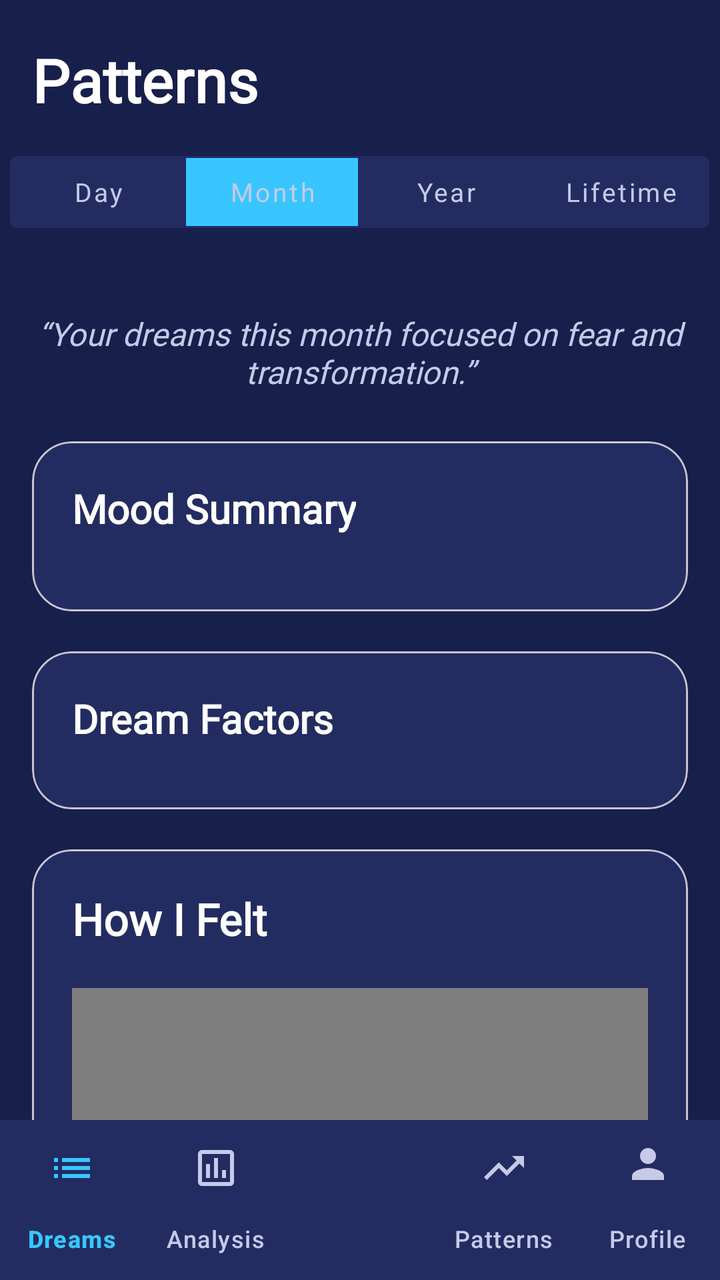
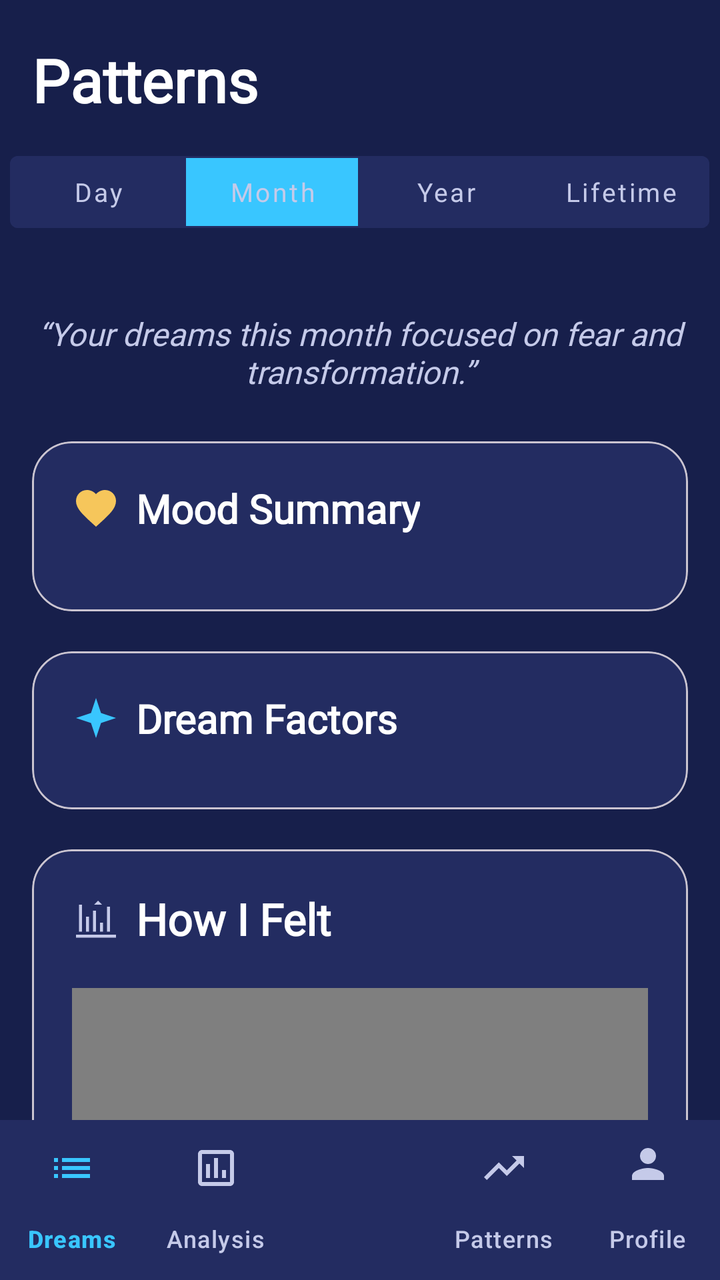

Compare the two renders of this Android layout. The source of the first and the diff that turns it into the second are given below.
<!-- AndroidManifest.xml: activity theme Theme.LucidDreams.Patterns -->
<!-- res/layout/activity_patterns.xml -->
<?xml version="1.0" encoding="utf-8"?>
<androidx.coordinatorlayout.widget.CoordinatorLayout xmlns:android="http://schemas.android.com/apk/res/android"
    xmlns:app="http://schemas.android.com/apk/res-auto"
    xmlns:tools="http://schemas.android.com/tools"
    android:id="@+id/patterns_root"
    android:layout_width="match_parent"
    android:layout_height="match_parent"
    android:background="#171F4B">

    <com.google.android.material.appbar.AppBarLayout
        android:layout_width="match_parent"
        android:layout_height="wrap_content"
        android:background="#171F4B"
        android:stateListAnimator="@null"
        app:elevation="0dp"
        app:liftOnScroll="false">

        <androidx.appcompat.widget.Toolbar
            android:id="@+id/toolbar"
            android:layout_width="match_parent"
            android:layout_height="wrap_content"
            android:paddingTop="16dp"
            app:contentInsetStart="16dp">
            <TextView
                android:layout_width="wrap_content"
                android:layout_height="wrap_content"
                android:text="Patterns"
                android:textColor="#FFFFFF"
                android:textSize="30sp"
                android:fontFamily="@font/poppins"
                android:textStyle="bold" />
        </androidx.appcompat.widget.Toolbar>

        <com.google.android.material.button.MaterialButtonToggleGroup
            android:id="@+id/toggleGroupFilter"
            android:layout_width="wrap_content"
            android:layout_height="wrap_content"
            android:layout_gravity="center_horizontal"
            android:layout_marginTop="8dp"
            android:layout_marginBottom="20dp"
            app:checkedButton="@+id/btnMonth"
            app:singleSelection="true"
            app:selectionRequired="true">

            <Button
                android:id="@+id/btnDay"
                style="@style/Widget.MaterialComponents.Button.OutlinedButton"
                android:layout_width="wrap_content"
                android:layout_height="wrap_content"
                android:text="Day"
                android:textColor="#C5CAE9"
                app:strokeColor="#232C61"
                app:backgroundTint="@color/selector_filter_bg"
                android:textSize="13sp"
                android:textAllCaps="false"
                android:fontFamily="@font/poppins" />

            <Button
                android:id="@+id/btnMonth"
                style="@style/Widget.MaterialComponents.Button.OutlinedButton"
                android:layout_width="wrap_content"
                android:layout_height="wrap_content"
                android:text="Month"
                android:textColor="#C5CAE9"
                app:strokeColor="#232C61"
                app:backgroundTint="@color/selector_filter_bg"
                android:textSize="13sp"
                android:textAllCaps="false"
                android:fontFamily="@font/poppins" />

            <Button
                android:id="@+id/btnYear"
                style="@style/Widget.MaterialComponents.Button.OutlinedButton"
                android:layout_width="wrap_content"
                android:layout_height="wrap_content"
                android:text="Year"
                android:textColor="#C5CAE9"
                app:strokeColor="#232C61"
                app:backgroundTint="@color/selector_filter_bg"
                android:textSize="13sp"
                android:textAllCaps="false"
                android:fontFamily="@font/poppins" />

            <Button
                android:id="@+id/btnLifetime"
                style="@style/Widget.MaterialComponents.Button.OutlinedButton"
                android:layout_width="wrap_content"
                android:layout_height="wrap_content"
                android:text="Lifetime"
                android:textColor="#C5CAE9"
                app:strokeColor="#232C61"
                app:backgroundTint="@color/selector_filter_bg"
                android:textSize="13sp"
                android:textAllCaps="false"
                android:fontFamily="@font/poppins" />
        </com.google.android.material.button.MaterialButtonToggleGroup>

    </com.google.android.material.appbar.AppBarLayout>

    <androidx.core.widget.NestedScrollView
        android:layout_width="match_parent"
        android:layout_height="match_parent"
        android:background="#171F4B"
        android:overScrollMode="never"
        android:fillViewport="true"
        app:layout_behavior="@string/appbar_scrolling_view_behavior"
        android:paddingBottom="100dp"
        android:clipToPadding="false">

        <LinearLayout
            android:layout_width="match_parent"
            android:layout_height="wrap_content"
            android:orientation="vertical"
            android:padding="16dp">

            
            <TextView
                android:id="@+id/tvInsight"
                android:layout_width="match_parent"
                android:layout_height="wrap_content"
                android:text="“Your dreams this month focused on fear and transformation.”"
                android:textColor="#C5CAE9"
                android:textSize="16sp"
                android:fontFamily="@font/poppins"
                android:textStyle="italic"
                android:gravity="center"
                android:layout_marginBottom="24dp" />

            
            <com.google.android.material.card.MaterialCardView
                android:layout_width="match_parent"
                android:layout_height="wrap_content"
                app:cardBackgroundColor="#232C61"
                app:cardCornerRadius="20dp"
                app:cardElevation="0dp"
                android:layout_marginBottom="20dp">

                <LinearLayout
                    android:layout_width="match_parent"
                    android:layout_height="wrap_content"
                    android:orientation="vertical"
                    android:padding="20dp">

                    <TextView
                        android:layout_width="wrap_content"
                        android:layout_height="wrap_content"
                        android:text="Mood Summary"
                        android:textColor="#FFFFFF"
                        android:textSize="20sp"
                        android:fontFamily="@font/poppins"
                        android:textStyle="bold"
                        android:layout_marginBottom="18dp" />

                    <LinearLayout
                        android:id="@+id/llMoodSummaryContainer"
                        android:layout_width="match_parent"
                        android:layout_height="wrap_content"
                        android:orientation="vertical" />
                </LinearLayout>
            </com.google.android.material.card.MaterialCardView>

            
            <com.google.android.material.card.MaterialCardView
                android:layout_width="match_parent"
                android:layout_height="wrap_content"
                app:cardBackgroundColor="#232C61"
                app:cardCornerRadius="20dp"
                app:cardElevation="0dp"
                android:layout_marginBottom="20dp">

                <LinearLayout
                    android:layout_width="match_parent"
                    android:layout_height="wrap_content"
                    android:orientation="vertical"
                    android:padding="20dp">

                    <TextView
                        android:layout_width="wrap_content"
                        android:layout_height="wrap_content"
                        android:text="Dream Factors"
                        android:textColor="#FFFFFF"
                        android:textSize="20sp"
                        android:fontFamily="@font/poppins"
                        android:textStyle="bold"
                        android:layout_marginBottom="12dp" />

                    <LinearLayout
                        android:id="@+id/llFactorsContainer"
                        android:layout_width="match_parent"
                        android:layout_height="wrap_content"
                        android:orientation="vertical" />
                </LinearLayout>
            </com.google.android.material.card.MaterialCardView>

            
            <com.google.android.material.card.MaterialCardView
                android:layout_width="match_parent"
                android:layout_height="wrap_content"
                app:cardBackgroundColor="#232C61"
                app:cardCornerRadius="20dp"
                app:cardElevation="0dp"
                android:layout_marginBottom="24dp">

                <LinearLayout
                    android:layout_width="match_parent"
                    android:layout_height="wrap_content"
                    android:orientation="vertical"
                    android:padding="20dp">

                    <TextView
                        android:layout_width="wrap_content"
                        android:layout_height="wrap_content"
                        android:text="How I Felt"
                        android:textColor="#FFFFFF"
                        android:textSize="22sp"
                        android:fontFamily="@font/poppins"
                        android:textStyle="bold"
                        android:layout_marginBottom="20dp" />

                    <com.github.mikephil.charting.charts.LineChart
                        android:id="@+id/moodChart"
                        android:layout_width="match_parent"
                        android:layout_height="350dp" />
                </LinearLayout>
            </com.google.android.material.card.MaterialCardView>

            
            <com.google.android.material.card.MaterialCardView
                android:layout_width="match_parent"
                android:layout_height="wrap_content"
                app:cardBackgroundColor="#232C61"
                app:cardCornerRadius="20dp"
                app:cardElevation="0dp"
                android:layout_marginBottom="20dp">

                <LinearLayout
                    android:layout_width="match_parent"
                    android:layout_height="wrap_content"
                    android:orientation="vertical"
                    android:padding="20dp">

                    <TextView
                        android:layout_width="wrap_content"
                        android:layout_height="wrap_content"
                        android:text="Top 5 Keywords"
                        android:textColor="#FFFFFF"
                        android:textSize="20sp"
                        android:fontFamily="@font/poppins"
                        android:textStyle="bold"
                        android:layout_marginBottom="16dp" />

                    <com.google.android.material.chip.ChipGroup
                        android:id="@+id/cgKeywords"
                        android:layout_width="match_parent"
                        android:layout_height="wrap_content"
                        app:chipSpacingVertical="10dp"
                        app:chipSpacingHorizontal="10dp" />
                </LinearLayout>
            </com.google.android.material.card.MaterialCardView>

            
            <GridLayout
                android:layout_width="match_parent"
                android:layout_height="wrap_content"
                android:columnCount="2"
                android:rowCount="1"
                android:layout_marginBottom="40dp">

                <com.google.android.material.card.MaterialCardView
                    android:layout_width="0dp"
                    android:layout_height="wrap_content"
                    android:layout_columnWeight="1"
                    android:layout_marginEnd="8dp"
                    app:cardBackgroundColor="#232C61"
                    app:cardCornerRadius="16dp"
                    app:cardElevation="0dp">
                    <LinearLayout
                        android:layout_width="match_parent"
                        android:layout_height="wrap_content"
                        android:orientation="vertical"
                        android:padding="16dp">
                        <TextView
                            android:layout_width="wrap_content"
                            android:layout_height="wrap_content"
                            android:text="In Period"
                            android:textColor="#39C6FF"
                            android:textSize="14sp"
                            android:fontFamily="@font/poppins" />
                        <TextView
                            android:id="@+id/tvPeriodDreams"
                            android:layout_width="wrap_content"
                            android:layout_height="wrap_content"
                            android:text="0 Dreams"
                            android:textColor="#FFFFFF"
                            android:textSize="18sp"
                            android:textStyle="bold"
                            android:fontFamily="@font/poppins" />
                    </LinearLayout>
                </com.google.android.material.card.MaterialCardView>

                <com.google.android.material.card.MaterialCardView
                    android:layout_width="0dp"
                    android:layout_height="wrap_content"
                    android:layout_columnWeight="1"
                    android:layout_marginStart="8dp"
                    app:cardBackgroundColor="#232C61"
                    app:cardCornerRadius="16dp"
                    app:cardElevation="0dp">
                    <LinearLayout
                        android:layout_width="match_parent"
                        android:layout_height="wrap_content"
                        android:orientation="vertical"
                        android:padding="16dp">
                        <TextView
                            android:layout_width="wrap_content"
                            android:layout_height="wrap_content"
                            android:text="Total Dreams"
                            android:textColor="#9A63FF"
                            android:textSize="14sp"
                            android:fontFamily="@font/poppins" />
                        <TextView
                            android:id="@+id/tvTotalDreams"
                            android:layout_width="wrap_content"
                            android:layout_height="wrap_content"
                            android:text="0 Total"
                            android:textColor="#FFFFFF"
                            android:textSize="18sp"
                            android:textStyle="bold"
                            android:fontFamily="@font/poppins" />
                    </LinearLayout>
                </com.google.android.material.card.MaterialCardView>
            </GridLayout>

        </LinearLayout>
    </androidx.core.widget.NestedScrollView>

    
    <com.google.android.material.bottomnavigation.BottomNavigationView
        android:id="@+id/bottomNav"
        android:layout_width="match_parent"
        android:layout_height="wrap_content"
        android:layout_gravity="bottom"
        android:background="#232C61"
        app:itemIconTint="@color/nav_item_color_patterns"
        app:itemTextColor="@color/nav_item_color_patterns"
        app:menu="@menu/bottom_nav_menu"
        app:labelVisibilityMode="labeled" />

    
    <LinearLayout
        android:id="@+id/llEmptyState"
        android:layout_width="match_parent"
        android:layout_height="match_parent"
        android:background="#171F4B"
        android:gravity="center"
        android:orientation="vertical"
        android:visibility="gone">

        <TextView
            android:layout_width="wrap_content"
            android:layout_height="wrap_content"
            android:text="Keep journaling to unlock insights"
            android:textColor="#FFFFFF"
            android:textSize="20sp"
            android:fontFamily="@font/poppins"
            android:textStyle="bold"
            android:layout_marginBottom="8dp" />
    </LinearLayout>

</androidx.coordinatorlayout.widget.CoordinatorLayout>
<!-- resources referenced by this layout -->
<resources>
  <style name="Theme.LucidDreams" parent="Base.Theme.LucidDreams">
          <item name="materialCalendarTheme">@style/CustomDatePickerTheme</item>
      </style>
  <style name="Base.Theme.LucidDreams" parent="Theme.Material3.DayNight.NoActionBar">
          
          
      </style>
  <style name="CustomDatePickerTheme" parent="ThemeOverlay.Material3.MaterialCalendar">
          <item name="colorSurface">#232C61</item>
          <item name="colorOnSurface">#C5CAE9</item>
          <item name="colorPrimary">#39C6FF</item>
          <item name="colorOnPrimary">#171F4B</item>
          <item name="colorSurfaceContainerHigh">#1E2756</item>
          
          <item name="materialCalendarStyle">@style/CustomCalendarStyle</item>
          
          
          <item name="buttonBarPositiveButtonStyle">@style/CustomDatePickerConfirmButton</item>
          <item name="buttonBarNegativeButtonStyle">@style/CustomDatePickerCancelButton</item>
      </style>
  <style name="CustomCalendarStyle" parent="Widget.Material3.MaterialCalendar">
          <item name="dayStyle">@style/CustomCalendarDay</item>
          <item name="daySelectedStyle">@style/CustomCalendarDaySelected</item>
          <item name="dayTodayStyle">@style/CustomCalendarDayToday</item>
          <item name="yearStyle">@style/CustomCalendarDay</item>
          <item name="yearSelectedStyle">@style/CustomCalendarDaySelected</item>
          <item name="yearTodayStyle">@style/CustomCalendarDayToday</item>
      </style>
  <style name="CustomDatePickerConfirmButton" parent="Widget.Material3.Button">
          <item name="backgroundTint">#39C6FF</item>
          <item name="android:textColor">#171F4B</item>
      </style>
  <style name="CustomDatePickerCancelButton" parent="Widget.Material3.Button.TextButton">
          <item name="android:textColor">#C5CAE9</item>
      </style>
  <style name="CustomCalendarDay" parent="Widget.Material3.MaterialCalendar.Day">
          <item name="itemTextColor">#C5CAE9</item>
      </style>
  <style name="CustomCalendarDaySelected" parent="Widget.Material3.MaterialCalendar.Day.Selected">
          <item name="itemTextColor">#171F4B</item>
          <item name="itemFillColor">#39C6FF</item>
      </style>
  <style name="CustomCalendarDayToday" parent="Widget.Material3.MaterialCalendar.Day.Today">
          <item name="itemTextColor">#FFFFFF</item>
          <item name="itemStrokeColor">#39C6FF</item>
          <item name="itemStrokeWidth">1dp</item>
      </style>
  <!-- unchanged entries left out for length: 1 -->
</resources>

<!-- the commit's change to res/layout/activity_patterns.xml (unified diff, before → after) -->
@@ -141,15 +141,29 @@
                     android:orientation="vertical"
                     android:padding="20dp">
 
-                    <TextView
-                        android:layout_width="wrap_content"
-                        android:layout_height="wrap_content"
-                        android:text="Mood Summary"
-                        android:textColor="#FFFFFF"
-                        android:textSize="20sp"
-                        android:fontFamily="@font/poppins"
-                        android:textStyle="bold"
-                        android:layout_marginBottom="18dp" />
+                    <LinearLayout
+                        android:layout_width="match_parent"
+                        android:layout_height="wrap_content"
+                        android:orientation="horizontal"
+                        android:gravity="center_vertical"
+                        android:layout_marginBottom="18dp">
+
+                        <ImageView
+                            android:layout_width="24dp"
+                            android:layout_height="24dp"
+                            android:src="@drawable/ic_emotion"
+                            app:tint="#F6C65B"
+                            android:layout_marginEnd="8dp"/>
+
+                        <TextView
+                            android:layout_width="wrap_content"
+                            android:layout_height="wrap_content"
+                            android:text="Mood Summary"
+                            android:textColor="#FFFFFF"
+                            android:textSize="20sp"
+                            android:fontFamily="@font/poppins"
+                            android:textStyle="bold" />
+                    </LinearLayout>
 
                     <LinearLayout
                         android:id="@+id/llMoodSummaryContainer"
@@ -174,15 +188,29 @@
                     android:orientation="vertical"
                     android:padding="20dp">
 
-                    <TextView
-                        android:layout_width="wrap_content"
-                        android:layout_height="wrap_content"
-                        android:text="Dream Factors"
-                        android:textColor="#FFFFFF"
-                        android:textSize="20sp"
-                        android:fontFamily="@font/poppins"
-                        android:textStyle="bold"
-                        android:layout_marginBottom="12dp" />
+                    <LinearLayout
+                        android:layout_width="match_parent"
+                        android:layout_height="wrap_content"
+                        android:orientation="horizontal"
+                        android:gravity="center_vertical"
+                        android:layout_marginBottom="12dp">
+
+                        <ImageView
+                            android:layout_width="24dp"
+                            android:layout_height="24dp"
+                            android:src="@drawable/ic_insights"
+                            app:tint="#39C6FF"
+                            android:layout_marginEnd="8dp"/>
+
+                        <TextView
+                            android:layout_width="wrap_content"
+                            android:layout_height="wrap_content"
+                            android:text="Dream Factors"
+                            android:textColor="#FFFFFF"
+                            android:textSize="20sp"
+                            android:fontFamily="@font/poppins"
+                            android:textStyle="bold" />
+                    </LinearLayout>
 
                     <LinearLayout
                         android:id="@+id/llFactorsContainer"
@@ -207,15 +235,29 @@
                     android:orientation="vertical"
                     android:padding="20dp">
 
-                    <TextView
-                        android:layout_width="wrap_content"
-                        android:layout_height="wrap_content"
-                        android:text="How I Felt"
-                        android:textColor="#FFFFFF"
-                        android:textSize="22sp"
-                        android:fontFamily="@font/poppins"
-                        android:textStyle="bold"
-                        android:layout_marginBottom="20dp" />
+                    <LinearLayout
+                        android:layout_width="match_parent"
+                        android:layout_height="wrap_content"
+                        android:orientation="horizontal"
+                        android:gravity="center_vertical"
+                        android:layout_marginBottom="20dp">
+
+                        <ImageView
+                            android:layout_width="24dp"
+                            android:layout_height="24dp"
+                            android:src="@drawable/ic_trends"
+                            app:tint="#C5CAE9"
+                            android:layout_marginEnd="8dp"/>
+
+                        <TextView
+                            android:layout_width="wrap_content"
+                            android:layout_height="wrap_content"
+                            android:text="How I Felt"
+                            android:textColor="#FFFFFF"
+                            android:textSize="22sp"
+                            android:fontFamily="@font/poppins"
+                            android:textStyle="bold" />
+                    </LinearLayout>
 
                     <com.github.mikephil.charting.charts.LineChart
                         android:id="@+id/moodChart"
<!-- resource entries referenced after the edit -->
@@ -1,5 +1,42 @@
 <!-- resources referenced by this layout -->
 <resources>
+  <!-- drawable ic_emotion (drawable) -->
+  <vector xmlns:android="http://schemas.android.com/apk/res/android"
+      android:width="24dp"
+      android:height="24dp"
+      android:viewportWidth="24"
+      android:viewportHeight="24">
+      <path
+          android:fillColor="#F6C65B"
+          android:pathData="M12,21.35L10.55,20.03C5.4,15.36 2,12.28 2,8.5C2,5.42 4.42,3 7.5,3C9.24,3 10.91,3.81 12,5.09C13.09,3.81 14.76,3 16.5,3C19.58,3 22,5.42 22,8.5C22,12.28 18.6,15.36 13.45,20.04L12,21.35Z" />
+  </vector>
+  <!-- drawable ic_insights (drawable) -->
+  <vector xmlns:android="http://schemas.android.com/apk/res/android"
+      android:width="24dp"
+      android:height="24dp"
+      android:viewportWidth="24"
+      android:viewportHeight="24">
+      <path
+          android:fillColor="#39C6FF"
+          android:pathData="M12,2L14.5,9.5L22,12L14.5,14.5L12,22L9.5,14.5L2,12L9.5,9.5Z" />
+      <path
+          android:fillColor="#39C6FF"
+          android:alpha="0.4"
+          android:pathData="M12,6L13.5,10.5L18,12L13.5,13.5L12,18L10.5,13.5L6,12L10.5,10.5Z" />
+  </vector>
+  <!-- drawable ic_trends (drawable) -->
+  <vector xmlns:android="http://schemas.android.com/apk/res/android"
+      android:width="24dp"
+      android:height="24dp"
+      android:viewportWidth="24"
+      android:viewportHeight="24">
+      <path
+          android:fillColor="#4CAF82"
+          android:pathData="M3.5,18.5V5H5V18.5H3.5ZM7,18.5V11H8.5V18.5H7ZM10.5,18.5V8H12V18.5H10.5ZM14,18.5V14H15.5V18.5H14ZM17.5,18.5V6H19V18.5H17.5ZM2,20H22V21.5H2V20Z" />
+      <path
+          android:fillColor="#39C6FF"
+          android:pathData="M11,5L13,3L15,5H11Z" />
+  </vector>
   <style name="Theme.LucidDreams" parent="Base.Theme.LucidDreams">
           <item name="materialCalendarTheme">@style/CustomDatePickerTheme</item>
       </style>
